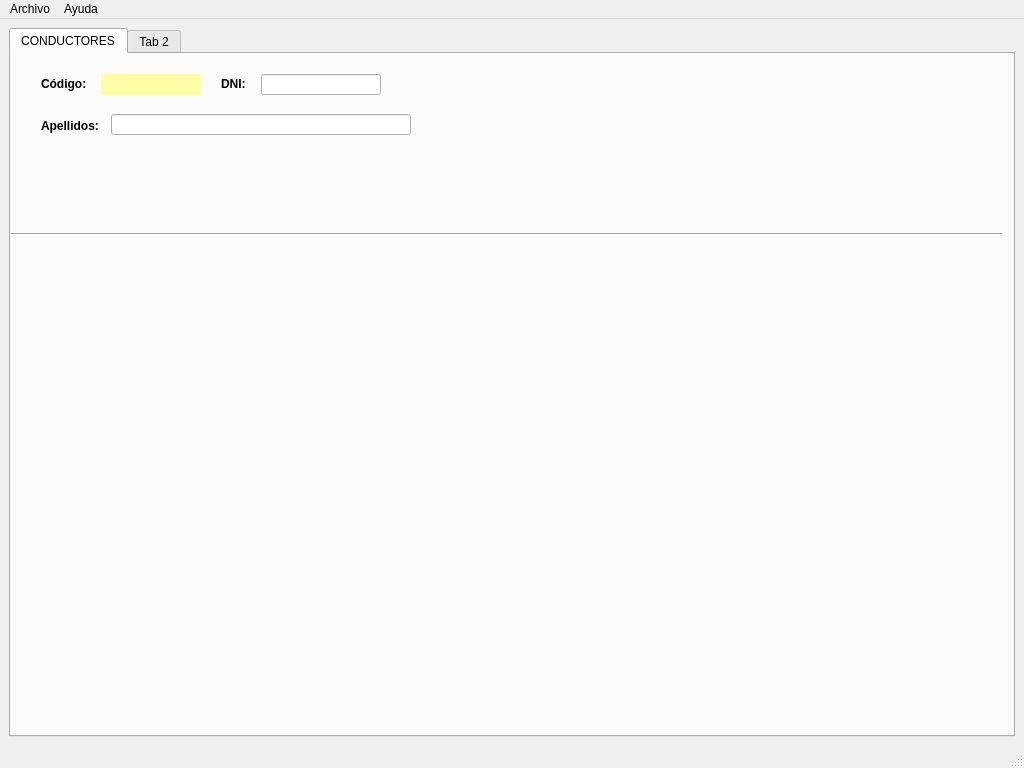
Qt form TEMA 1/mainWindow.ui (braisdp6/2DAM_DI) before a commit.
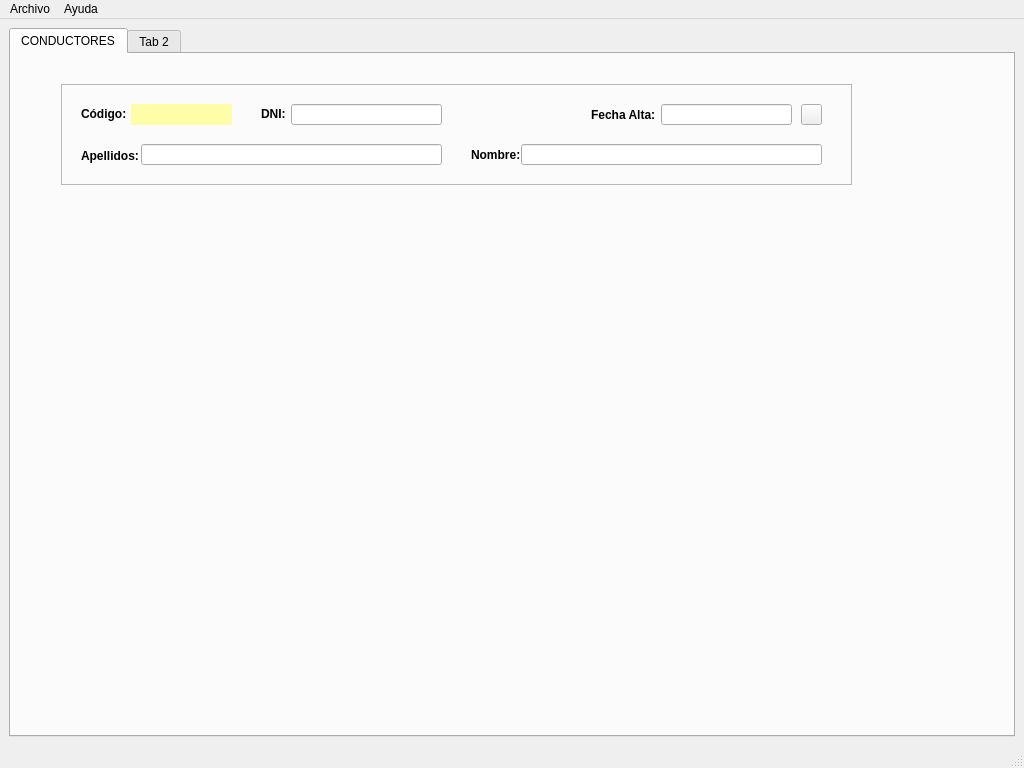
The same form after that commit. The open tabs and pages were chosen to show the change. Icons and pictures are not drawn.

```diff
--- a/TEMA 1/mainWindow.ui
+++ b/TEMA 1/mainWindow.ui
@@ -52,59 +52,52 @@
        <attribute name="title">
         <string>CONDUCTORES</string>
        </attribute>
-       <widget class="Line" name="line">
+       <widget class="QFrame" name="frameConductores">
         <property name="geometry">
          <rect>
-          <x>0</x>
-          <y>170</y>
-          <width>991</width>
-          <height>20</height>
+          <x>50</x>
+          <y>30</y>
+          <width>791</width>
+          <height>101</height>
          </rect>
         </property>
-        <property name="orientation">
-         <enum>Qt::Horizontal</enum>
+        <property name="frameShape">
+         <enum>QFrame::StyledPanel</enum>
         </property>
-       </widget>
-       <widget class="QLabel" name="lblCod">
+        <property name="frameShadow">
+         <enum>QFrame::Plain</enum>
+        </property>
+        <property name="lineWidth">
+         <number>5</number>
+        </property>
+        <property name="midLineWidth">
+         <number>0</number>
+        </property>
+        <widget class="QLineEdit" name="textApel">
         <property name="geometry">
          <rect>
-          <x>30</x>
-          <y>20</y>
-          <width>50</width>
-          <height>20</height>
+           <x>80</x>
+           <y>60</y>
+           <width>301</width>
+           <height>21</height>
          </rect>
         </property>
         <property name="minimumSize">
          <size>
-          <width>0</width>
+           <width>300</width>
           <height>20</height>
          </size>
         </property>
-        <property name="font">
-         <font>
-          <weight>75</weight>
-          <bold>true</bold>
-         </font>
-        </property>
-        <property name="text">
-         <string>Código:</string>
-        </property>
-       </widget>
-       <widget class="QLabel" name="lblCodbd">
+        </widget>
+        <widget class="QLabel" name="lblFechaAlta">
         <property name="geometry">
          <rect>
-          <x>90</x>
+           <x>530</x>
           <y>20</y>
-          <width>100</width>
+           <width>71</width>
           <height>21</height>
          </rect>
         </property>
-        <property name="minimumSize">
-         <size>
-          <width>100</width>
-          <height>0</height>
-         </size>
-        </property>
         <property name="font">
          <font>
           <weight>75</weight>
@@ -112,43 +105,37 @@
          </font>
         </property>
         <property name="styleSheet">
-         <string notr="true">background-color: rgb(255, 253, 167);</string>
+          <string notr="true"/>
         </property>
         <property name="text">
-         <string/>
-        </property>
-       </widget>
-       <widget class="QLabel" name="lblDNI">
+          <string>Fecha Alta:</string>
+         </property>
+        </widget>
+        <widget class="QLineEdit" name="txtDni">
         <property name="geometry">
          <rect>
-          <x>210</x>
+           <x>230</x>
           <y>20</y>
-          <width>50</width>
-          <height>20</height>
+           <width>151</width>
+           <height>21</height>
          </rect>
         </property>
         <property name="minimumSize">
          <size>
-          <width>0</width>
+           <width>120</width>
           <height>20</height>
          </size>
         </property>
-        <property name="font">
-         <font>
-          <weight>75</weight>
-          <bold>true</bold>
-         </font>
-        </property>
-        <property name="text">
-         <string>DNI:</string>
-        </property>
-       </widget>
-       <widget class="QLineEdit" name="lineEdit">
+         <property name="alignment">
+          <set>Qt::AlignCenter</set>
+         </property>
+        </widget>
+        <widget class="QLineEdit" name="txtNombre">
         <property name="geometry">
          <rect>
-          <x>250</x>
-          <y>20</y>
-          <width>120</width>
+           <x>460</x>
+           <y>60</y>
+           <width>301</width>
           <height>21</height>
          </rect>
         </property>
@@ -159,10 +146,32 @@
          </size>
         </property>
        </widget>
+        <widget class="QLabel" name="lblNombre">
+         <property name="geometry">
+          <rect>
+           <x>410</x>
+           <y>60</y>
+           <width>51</width>
+           <height>21</height>
+          </rect>
+         </property>
+         <property name="font">
+          <font>
+           <weight>75</weight>
+           <bold>true</bold>
+          </font>
+         </property>
+         <property name="styleSheet">
+          <string notr="true"/>
+         </property>
+         <property name="text">
+          <string>Nombre:</string>
+         </property>
+        </widget>
        <widget class="QLabel" name="lblApel">
         <property name="geometry">
          <rect>
-          <x>30</x>
+           <x>20</x>
           <y>60</y>
           <width>90</width>
           <height>24</height>
@@ -184,21 +193,120 @@
          <string>Apellidos:</string>
         </property>
        </widget>
-       <widget class="QLineEdit" name="textApel">
+        <widget class="QLabel" name="lblDni">
         <property name="geometry">
          <rect>
-          <x>100</x>
-          <y>60</y>
-          <width>300</width>
+           <x>200</x>
+           <y>20</y>
+           <width>50</width>
+           <height>20</height>
+          </rect>
+         </property>
+         <property name="minimumSize">
+          <size>
+           <width>0</width>
+           <height>20</height>
+          </size>
+         </property>
+         <property name="font">
+          <font>
+           <weight>75</weight>
+           <bold>true</bold>
+          </font>
+         </property>
+         <property name="text">
+          <string>DNI:</string>
+         </property>
+        </widget>
+        <widget class="QLabel" name="lblCodbd">
+         <property name="geometry">
+          <rect>
+           <x>70</x>
+           <y>20</y>
+           <width>101</width>
           <height>21</height>
          </rect>
         </property>
         <property name="minimumSize">
          <size>
-          <width>300</width>
+           <width>100</width>
+           <height>0</height>
+          </size>
+         </property>
+         <property name="font">
+          <font>
+           <weight>75</weight>
+           <bold>true</bold>
+          </font>
+         </property>
+         <property name="styleSheet">
+          <string notr="true">background-color: rgb(255, 253, 167);</string>
+         </property>
+         <property name="text">
+          <string/>
+         </property>
+         <property name="alignment">
+          <set>Qt::AlignCenter</set>
+         </property>
+        </widget>
+        <widget class="QLineEdit" name="txtFechaAlta">
+         <property name="geometry">
+          <rect>
+           <x>600</x>
+           <y>20</y>
+           <width>131</width>
+           <height>21</height>
+          </rect>
+         </property>
+         <property name="minimumSize">
+          <size>
+           <width>120</width>
           <height>20</height>
          </size>
         </property>
+        </widget>
+        <widget class="QLabel" name="lblCod">
+         <property name="geometry">
+          <rect>
+           <x>20</x>
+           <y>20</y>
+           <width>50</width>
+           <height>20</height>
+          </rect>
+         </property>
+         <property name="minimumSize">
+          <size>
+           <width>0</width>
+           <height>20</height>
+          </size>
+         </property>
+         <property name="font">
+          <font>
+           <weight>75</weight>
+           <bold>true</bold>
+          </font>
+         </property>
+         <property name="text">
+          <string>Código:</string>
+         </property>
+        </widget>
+        <widget class="QPushButton" name="btnCalendar">
+         <property name="geometry">
+          <rect>
+           <x>740</x>
+           <y>20</y>
+           <width>21</width>
+           <height>21</height>
+          </rect>
+         </property>
+         <property name="text">
+          <string/>
+         </property>
+         <property name="icon">
+          <iconset>
+           <normaloff>C:/Users/a19braisdp/.designer/backup/img/calendar.ico</normaloff>C:/Users/a19braisdp/.designer/backup/img/calendar.ico</iconset>
+         </property>
+        </widget>
        </widget>
       </widget>
       <widget class="QWidget" name="tab_2">
```
Left out of the diff: 19 changed lines with no effect on the pictures. Lines whose indentation alone changed are shown as unchanged.
